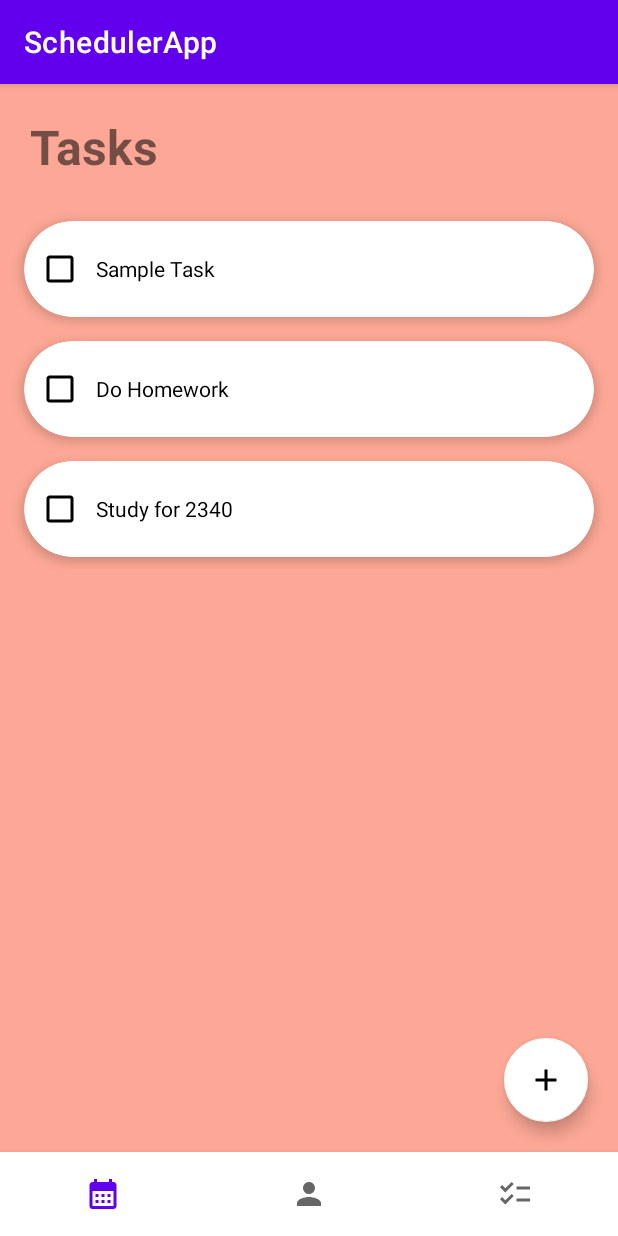
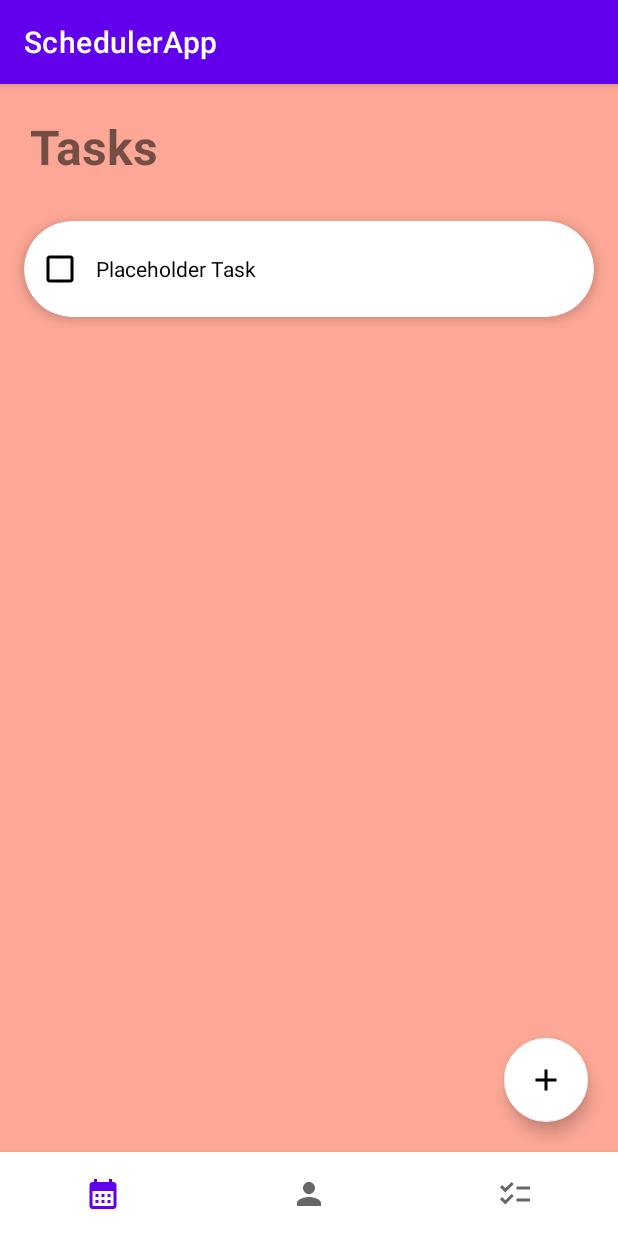
Before and after one commit to RolandHaden/SchedulerApp, an Android app: the fragment ChecklistFragment placed in its activity, on a phone screen of 412 x 824 dp. Run offline under Robolectric (Android 15) with nearby library versions, the light colour scheme and no system bars.

Commit message:
just changed the initial tasks with a placeholder

```diff
--- a/app/src/main/java/com/example/schedulerapp/ui/checklist/ChecklistFragment.java
+++ b/app/src/main/java/com/example/schedulerapp/ui/checklist/ChecklistFragment.java
@@ -82,9 +82,7 @@ public class ChecklistFragment extends Fragment {
         // Initialize if the list is empty
         if (taskArrayList.isEmpty()) {
             String[] taskNames = new String[]{
-                    "Sample Task",
-                    "Do Homework",
-                    "Study for 2340"
+                "Placeholder Task"
             };
 
             for (int i = 0; i < taskNames.length; i++) {
```
